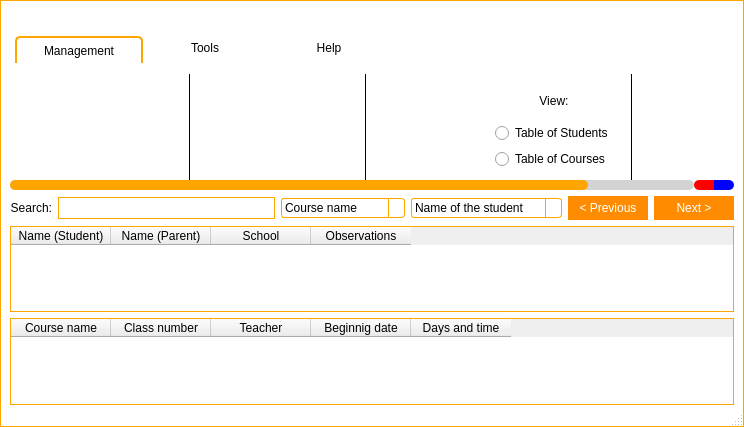
Qt form frmmain.ui (Nintersoft/SmartClass) before a commit.
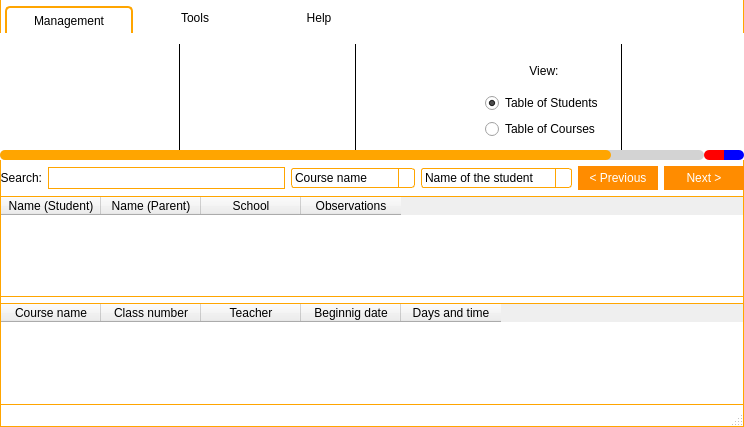
The same form after that commit. Icons and pictures are not drawn. Custom widgets are drawn as their Qt base class.

```diff
--- a/frmmain.ui
+++ b/frmmain.ui
@@ -385,6 +385,370 @@
 </string>
   </property>
   <widget class="QWidget" name="centralWidget">
+   <property name="styleSheet">
+    <string notr="true">QWidget#titleBar{
+	background-color: #FFF;
+	border-top: 1px solid orange;
+	border-left: 1px solid orange;
+	border-right: 1px solid orange;
+	color: #000;
+}
+
+QWidget#centralWidget, QStatusBar{
+	background-color: #FFF;
+	border-left: 1px solid orange;
+	border-right: 1px solid orange;
+}
+
+QStatusBar{
+	border-bottom: 1px solid orange;
+}
+
+/*QTabWidget::pane {
+    border-top: 1px solid orange;
+}*/
+
+QSlider::handle:horizontal {
+    background: orange;
+}
+
+/* Vertical and horizontal line customization */
+
+QFrame[frameShape=&quot;4&quot;]
+{
+    color: orange;
+}
+
+QFrame[frameShape=&quot;5&quot;]
+{
+    color: orange;
+}
+
+/* QTabWidget elements customization */
+
+QTabWidget::pane {
+/*	border-top: 1px solid orange;*/
+	background: white;
+}
+
+QTabWidget::tab-bar {
+    left: 5px;
+}
+
+QTabBar::tab {
+	background: white;
+    min-width: 120px;
+    min-height: 20px;
+    padding: 2px;
+	border-top-left-radius: 5px;
+	border-top-right-radius: 5px;
+	margin-top: 6px;
+}
+
+QTabBar::tab:selected, QTabBar::tab:hover {
+	background: white;
+	border-top: 1px solid orange;
+	border-right: 1px solid orange;
+	border-left: 1px solid orange;
+}
+
+QTabBar::tab:selected {
+	background: white;
+	border-top: 2px solid orange;
+	border-right: 2px solid orange;
+	border-left: 2px solid orange;
+}
+
+QTabBar::tab:!selected {
+    margin-bottom: 3px;
+}
+
+QTabBar QToolButton{
+	background-color: white;
+	border: none;
+	color: black;
+}
+
+QTabBar QToolButton::hover{
+	background-color: darkorange;
+}
+
+QTabBar QToolButton::pressed{
+	background-color: orange;
+}
+
+QTabBar QToolButton::!enabled{
+	background-color: orange;
+}
+
+QWidget#tabFile, QWidget#tabManagement, QWidget#tabTools, QWidget#tabHelp, QWidget#tabFileLayout, QWidget#tabManagementLayout, QWidget#tabToolsLayout, QWidget#tabHelpLayout{
+	background: white;
+}
+
+QLineEdit{
+	border: 1px solid orange;
+	min-height: 20px;
+}
+
+QPushButton{
+	background-color: darkorange;
+	border: 5px solid darkorange;
+	color: white;
+}
+
+QPushButton::hover{
+	background-color: orange;
+	border: 5px solid orange;
+}
+
+QPushButton::pressed{
+	background-color: darkorange;
+	border: 5px solid darkorange;
+}
+
+QPushButton::!enabled{
+	background-color: orange;
+	border: 5px solid orange;
+}
+
+/*
+	QScroll Area
+*/
+
+QScrollArea{
+	border: none;
+}
+
+/* QScrollBar Horizontal*/
+
+QScrollBar:horizontal {
+    background: lightgray;
+    height: 10px;
+    margin: 0px 40px 0 0px;
+	border-radius: 5px;
+}
+
+QScrollBar::handle:horizontal {
+    background: orange;
+	border-radius: 5px;
+    min-width: 20px;
+}
+
+QScrollBar::add-line:horizontal {
+    background: blue;
+    width: 20px;
+    subcontrol-position: right;
+    subcontrol-origin: margin;
+	border-top-right-radius: 5px;
+	border-bottom-right-radius: 5px;
+}
+
+QScrollBar::sub-line:horizontal {
+    background: red;
+    width: 20px;
+    subcontrol-position: top right;
+    subcontrol-origin: margin;
+    position: absolute;
+    right: 20px;
+	border-top-left-radius: 5px;
+	border-bottom-left-radius: 5px;
+}
+
+QScrollBar::sub-line:horizontal:hover {
+    background: darkred;
+}
+
+QScrollBar::sub-line:horizontal:pressed {
+    background: red;
+}
+
+QScrollBar::add-line:horizontal:hover {
+    background: darkblue;
+}
+
+QScrollBar::add-line:horizontal:pressed {
+    background: blue;
+}
+
+QScrollBar:left-arrow:horizontal{
+	image: url(:/images/scrollbar/slide_left.PNG);
+    width: 10px;
+    height: 10px;
+}
+
+QScrollBar::right-arrow:horizontal {
+	image: url(:/images/scrollbar/slide_right.PNG);
+    width: 10px;
+    height: 10px;
+}
+
+QScrollBar::add-page:horizontal, QScrollBar::sub-page:horizontal {
+    background: none;
+}
+
+/* QScrollBar Vertical*/
+
+QScrollBar:vertical {
+    background: lightgray;
+    width: 10px;
+    margin: 0px 0px 40px 0px;
+	border-radius: 5px;
+}
+
+QScrollBar::handle:vertical {
+    background: orange;
+	border-radius: 5px;
+    min-width: 20px;
+}
+
+QScrollBar::add-line:vertical {
+    background: blue;
+    height: 20px;
+    subcontrol-position: bottom;
+    subcontrol-origin: margin;
+	border-bottom-right-radius: 5px;
+	border-bottom-left-radius: 5px;
+}
+
+QScrollBar::sub-line:vertical {
+    background: red;
+    height: 20px;
+    subcontrol-position: bottom right;
+    subcontrol-origin: margin;
+    position: absolute;
+    bottom: 20px;
+	border-top-right-radius: 5px;
+	border-top-left-radius: 5px;
+}
+
+QScrollBar::sub-line:vertical:hover {
+    background: darkred;
+}
+
+QScrollBar::sub-line:vertical:pressed {
+    background: red;
+}
+
+QScrollBar::add-line:vertical:hover {
+    background: darkblue;
+}
+
+QScrollBar::add-line:vertical:pressed {
+    background: blue;
+}
+
+QScrollBar:up-arrow:vertical{
+	image: url(:/images/scrollbar/slide_up.PNG);
+	width: 10px;
+    height: 10px;
+}
+
+ QScrollBar::down-arrow:vertical{
+	image: url(:/images/scrollbar/slide_down.PNG);
+	width: 10px;
+    height: 10px;
+}
+
+QScrollBar::add-page:vertical, QScrollBar::sub-page:vertical {
+    background: none;
+}
+
+/*QComboBox*/
+
+QComboBox {
+    border: 1px solid orange;
+	background: white;
+    border-radius: 3px;
+    padding: 1px 18px 1px 3px;
+    min-width: 6em;
+}
+
+QComboBox:editable {
+    background: white;
+}
+
+QComboBox:!editable, QComboBox::drop-down:editable {
+	background: white;
+}
+
+QComboBox:!editable:on, QComboBox::drop-down:editable:on {
+    background: white;
+}
+
+QComboBox:on {
+    padding-top: 3px;
+    padding-left: 4px;
+}
+
+QComboBox::drop-down {
+    subcontrol-origin: padding;
+    subcontrol-position: top right;
+    width: 15px;
+
+    border-left-width: 1px;
+    border-left-color: orange;
+    border-left-style: solid;
+    border-top-right-radius: 3px;
+    border-bottom-right-radius: 3px;
+}
+
+QComboBox::drop-down:hover {
+    background: orange;
+}
+
+QComboBox::down-arrow {
+    image: url(&quot;:/images/buttons/Down_Arrow.PNG&quot;);
+	width: 10px;
+	height: 10px;
+}
+
+QComboBox::down-arrow:on {
+    top: 1px;
+    left: 1px;
+}
+
+QComboBox QAbstractItemView {
+    border: 1px solid orange;
+    selection-background-color: orange;
+    border-top-right-radius: 3px;
+    border-bottom-right-radius: 3px;
+}
+
+QComboBox QAbstractItemView:hover {
+	color: orange;
+}
+
+/*
+ * QToolButton
+ */
+
+QToolButton {
+	background: transparent;
+	border: 1px solid transparent;
+	color: black;
+}
+
+QToolButton::hover {
+	background: darkorange;
+	border: 1px solid darkorange;
+	color: white;
+}
+
+QToolButton::pressed {
+	background: orange;
+	border: 1px solid orange;
+	color: white;
+}
+
+/*
+ * QTableWidget QListWidget
+ */
+
+QTableWidget, QListWidget{
+	border: 1px solid orange;
+}
+</string>
+   </property>
    <layout class="QGridLayout" name="gridLayout">
     <property name="leftMargin">
      <number>0</number>
@@ -401,16 +765,16 @@
     <property name="spacing">
      <number>0</number>
     </property>
-    <item row="1" column="0">
+    <item row="0" column="0">
      <layout class="QGridLayout" name="centralWidgetLayout">
       <property name="leftMargin">
-       <number>10</number>
+       <number>0</number>
       </property>
       <property name="topMargin">
        <number>0</number>
       </property>
       <property name="rightMargin">
-       <number>10</number>
+       <number>0</number>
       </property>
       <property name="bottomMargin">
        <number>0</number>
@@ -773,6 +1137,9 @@
                    <property name="text">
                     <string>Table of Students</string>
                    </property>
+                   <property name="checked">
+                    <bool>true</bool>
+                   </property>
                   </widget>
                  </item>
                  <item row="2" column="0">
@@ -1373,35 +1740,11 @@
       </item>
      </layout>
     </item>
-    <item row="0" column="0">
-     <widget class="TitleBar" name="titleBar" native="true">
-      <property name="minimumSize">
-       <size>
-        <width>0</width>
-        <height>30</height>
-       </size>
-      </property>
-      <property name="maximumSize">
-       <size>
-        <width>16777215</width>
-        <height>30</height>
-       </size>
-      </property>
-     </widget>
-    </item>
    </layout>
   </widget>
   <widget class="QStatusBar" name="statusBar"/>
  </widget>
  <layoutdefault spacing="6" margin="11"/>
- <customwidgets>
-  <customwidget>
-   <class>TitleBar</class>
-   <extends>QWidget</extends>
-   <header>titlebar.h</header>
-   <container>1</container>
-  </customwidget>
- </customwidgets>
  <tabstops>
   <tabstop>edtSearch</tabstop>
   <tabstop>cbCourseFilter</tabstop>
```
Left out of the diff: 53 changed lines with no effect on the pictures.
